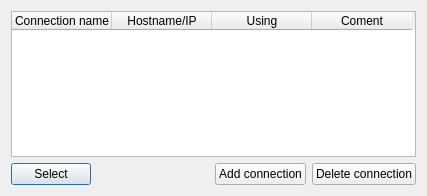
Qt form c++/forms/wiimanager.ui (dev-0x7C6/qwiiload) before a commit.
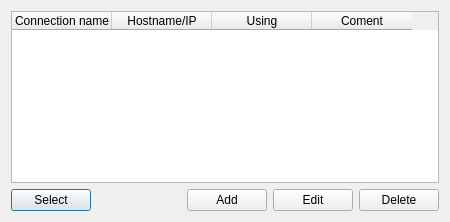
The same form after that commit. Icons and pictures are not drawn.

The edit to the form file:
```diff
--- a/c++/forms/wiimanager.ui
+++ b/c++/forms/wiimanager.ui
@@ -5,8 +5,8 @@
    <rect>
     <x>0</x>
     <y>0</y>
-    <width>427</width>
-    <height>196</height>
+    <width>450</width>
+    <height>222</height>
    </rect>
   </property>
   <property name="windowTitle" >
@@ -20,12 +20,27 @@
     <layout class="QGridLayout" >
      <item row="0" column="0" >
       <widget class="QTableWidget" name="tableWidget" >
+       <property name="verticalScrollBarPolicy" >
+        <enum>Qt::ScrollBarAsNeeded</enum>
+       </property>
+       <property name="dragDropMode" >
+        <enum>QAbstractItemView::NoDragDrop</enum>
+       </property>
        <property name="iconSize" >
         <size>
          <width>32</width>
          <height>32</height>
         </size>
        </property>
+       <property name="verticalScrollMode" >
+        <enum>QAbstractItemView::ScrollPerPixel</enum>
+       </property>
+       <property name="gridStyle" >
+        <enum>Qt::SolidLine</enum>
+       </property>
+       <property name="rowCount" >
+        <number>0</number>
+       </property>
        <column>
         <property name="text" >
          <string>Connection name</string>
@@ -79,14 +94,21 @@
      <item row="0" column="0" >
       <widget class="QPushButton" name="aConnectionButton" >
        <property name="text" >
-        <string>Add connection</string>
+        <string>Add</string>
        </property>
       </widget>
      </item>
-     <item row="0" column="1" >
+     <item row="0" column="2" >
       <widget class="QPushButton" name="dConnectionButton" >
        <property name="text" >
-        <string>Delete connection</string>
+        <string>Delete</string>
+       </property>
+      </widget>
+     </item>
+     <item row="0" column="1" >
+      <widget class="QPushButton" name="eConnectionButton" >
+       <property name="text" >
+        <string>Edit</string>
        </property>
       </widget>
      </item>
```
Left out of the diff: 2 changed lines with no effect on the pictures.
